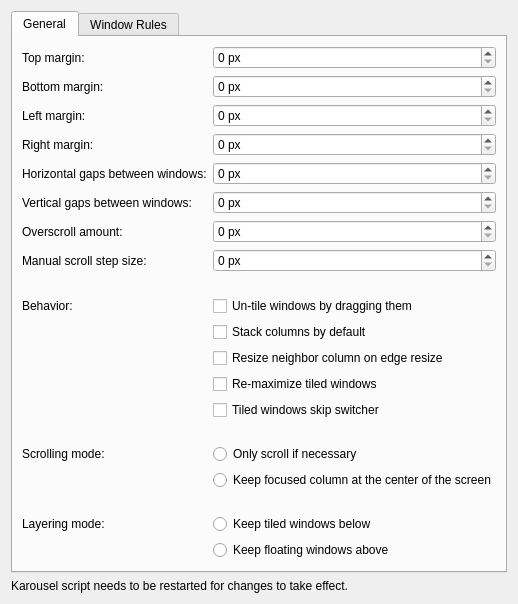
Qt form package/contents/ui/config.ui (peterfajdiga/karousel) before a commit.
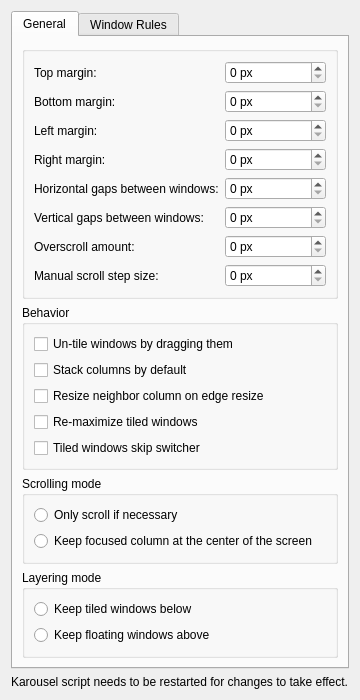
The same form after that commit.

Commit message: config.ui: use button groups

The edit to the form file:
```diff
--- a/package/contents/ui/config.ui
+++ b/package/contents/ui/config.ui
@@ -15,8 +15,13 @@
                         <attribute name="title">
                             <string>General</string>
                         </attribute>
-                        <layout class="QFormLayout" name="layout_tab_general">
-
+                        <layout class="QVBoxLayout" name="layout_tab_general">
+                            <item>
+                                <widget class="QGroupBox">
+                                    <property name="flat">
+                                        <bool>true</bool>
+                                    </property>
+                                 <layout class="QFormLayout">
                             <item row="0" column="0">
                                 <widget class="QLabel" name="label_gapsOuterTop">
                                     <property name="text">
@@ -184,38 +189,24 @@
                                     </property>
                                 </widget>
                             </item>
-
-                            <item row="8" column="1">
-                                <spacer name="separator_behavior">
-                                    <property name="orientation">
-                                        <enum>Qt::Vertical</enum>
-                                    </property>
-                                    <property name="sizeType">
-                                        <enum>QSizePolicy::Fixed</enum>
-                                    </property>
-                                    <property name="sizeHint" stdset="0">
-                                        <size>
-                                            <width>0</width>
-                                            <height>12</height>
-                                        </size>
-                                    </property>
-                                </spacer>
-                            </item>
-                            <item row="9" column="0">
-                                <widget class="QLabel" name="label_behavior">
-                                    <property name="text">
-                                        <string>Behavior:</string>
-                                    </property>
+                                    </layout>
                                 </widget>
                             </item>
-                            <item row="9" column="1">
+
+                            <item>
+                                <widget class="QGroupBox">
+                                    <property name="title">
+                                        <string>Behavior</string>
+                                    </property>
+                                 <layout class="QVBoxLayout">
+                                        <item>
                                 <widget class="QCheckBox" name="kcfg_untileOnDrag">
                                     <property name="text">
                                         <string>Un-tile windows by dragging them</string>
                                     </property>
                                 </widget>
                             </item>
-                            <item row="10" column="1">
+                                        <item>
                                 <widget class="QCheckBox" name="kcfg_stackColumnsByDefault">
                                     <property name="text">
                                         <string>Stack columns by default</string>
@@ -225,7 +216,7 @@
                                     </property>
                                 </widget>
                             </item>
-                            <item row="11" column="1">
+                                        <item>
                                 <widget class="QCheckBox" name="kcfg_resizeNeighborColumn">
                                     <property name="text">
                                         <string>Resize neighbor column on edge resize</string>
@@ -235,7 +226,7 @@
                                     </property>
                                 </widget>
                             </item>
-                            <item row="12" column="1">
+                                        <item>
                                 <widget class="QCheckBox" name="kcfg_reMaximize">
                                     <property name="text">
                                         <string>Re-maximize tiled windows</string>
@@ -245,90 +236,64 @@
                                     </property>
                                 </widget>
                             </item>
-                            <item row="13" column="1">
+                                        <item>
                                 <widget class="QCheckBox" name="kcfg_skipSwitcher">
                                     <property name="text">
                                         <string>Tiled windows skip switcher</string>
                                     </property>
                                 </widget>
                             </item>
-
-                            <item row="14" column="1">
-                                <spacer name="separator_scrolling">
-                                    <property name="orientation">
-                                        <enum>Qt::Vertical</enum>
-                                    </property>
-                                    <property name="sizeType">
-                                        <enum>QSizePolicy::Fixed</enum>
-                                    </property>
-                                    <property name="sizeHint" stdset="0">
-                                        <size>
-                                            <width>0</width>
-                                            <height>12</height>
-                                        </size>
-                                    </property>
-                                </spacer>
-                            </item>
-                            <item row="15" column="0">
-                                <widget class="QLabel" name="label_scrolling">
-                                    <property name="text">
-                                        <string>Scrolling mode:</string>
-                                    </property>
+                                    </layout>
                                 </widget>
                             </item>
-                            <item row="15" column="1">
+
+                            <item>
+                                <widget class="QGroupBox">
+                                    <property name="title">
+                                        <string>Scrolling mode</string>
+                                    </property>
+                                    <layout class="QVBoxLayout">
+                                        <item>
                                 <widget class="QRadioButton" name="kcfg_scrollingLazy">
                                     <property name="text">
                                         <string>Only scroll if necessary</string>
                                     </property>
                                 </widget>
                             </item>
-                            <item row="16" column="1">
+                                        <item>
                                 <widget class="QRadioButton" name="kcfg_scrollingCentered">
                                     <property name="text">
                                         <string>Keep focused column at the center of the screen</string>
                                     </property>
                                 </widget>
                             </item>
-
-                            <item row="17" column="1">
-                                <spacer name="separator_layering">
-                                    <property name="orientation">
-                                        <enum>Qt::Vertical</enum>
-                                    </property>
-                                    <property name="sizeType">
-                                        <enum>QSizePolicy::Fixed</enum>
-                                    </property>
-                                    <property name="sizeHint" stdset="0">
-                                        <size>
-                                            <width>0</width>
-                                            <height>12</height>
-                                        </size>
-                                    </property>
-                                </spacer>
-                            </item>
-                            <item row="18" column="0">
-                                <widget class="QLabel" name="label_layering">
-                                    <property name="text">
-                                        <string>Layering mode:</string>
-                                    </property>
+                                    </layout>
                                 </widget>
                             </item>
-                            <item row="18" column="1">
+
+                            <item>
+                                <widget class="QGroupBox">
+                                    <property name="title">
+                                        <string>Layering mode</string>
+                                    </property>
+                                    <layout class="QVBoxLayout">
+                                        <item>
                                 <widget class="QRadioButton" name="kcfg_tiledKeepBelow">
                                     <property name="text">
                                         <string>Keep tiled windows below</string>
                                     </property>
                                 </widget>
                             </item>
-                            <item row="19" column="1">
+                                        <item>
                                 <widget class="QRadioButton" name="kcfg_floatingKeepAbove">
                                     <property name="text">
                                         <string>Keep floating windows above</string>
                                     </property>
                                 </widget>
                             </item>
-
+                                    </layout>
+                                </widget>
+                            </item>
                         </layout>
                     </widget>
                     <widget class="QWidget" name="tab_windowRules">
```
Lines whose indentation alone changed are shown as unchanged.
